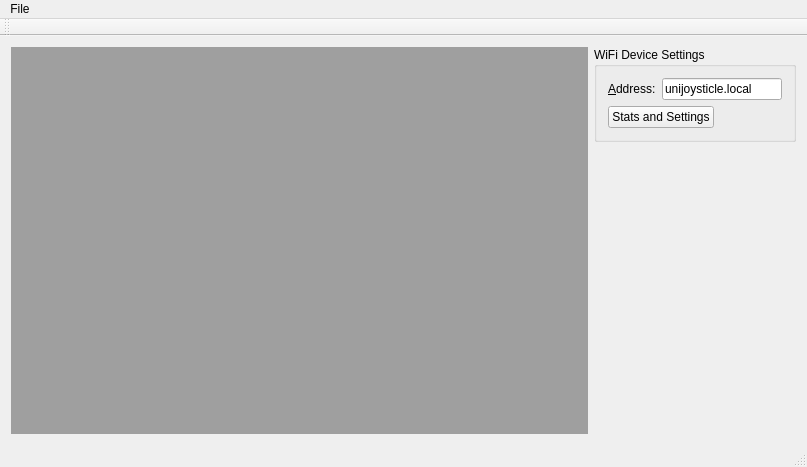
First picture: the form in client_desktop/mainwindow.ui, repository ricardoquesada/unijoysticle, before the edit.
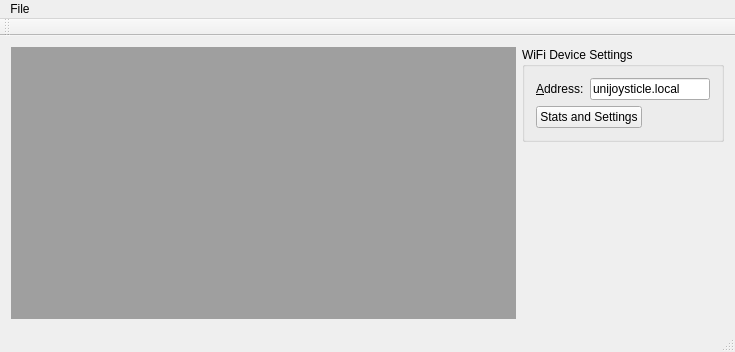
Second picture: the form after the edit.

The edit to the form file:
```diff
--- a/client_desktop/mainwindow.ui
+++ b/client_desktop/mainwindow.ui
@@ -6,8 +6,8 @@
    <rect>
     <x>0</x>
     <y>0</y>
-    <width>807</width>
-    <height>467</height>
+    <width>735</width>
+    <height>352</height>
    </rect>
   </property>
   <property name="windowTitle">
@@ -108,7 +108,7 @@
     <rect>
      <x>0</x>
      <y>0</y>
-     <width>807</width>
+     <width>735</width>
      <height>22</height>
     </rect>
    </property>
```
Left out of the diff: 2 changed lines with no effect on the pictures.
